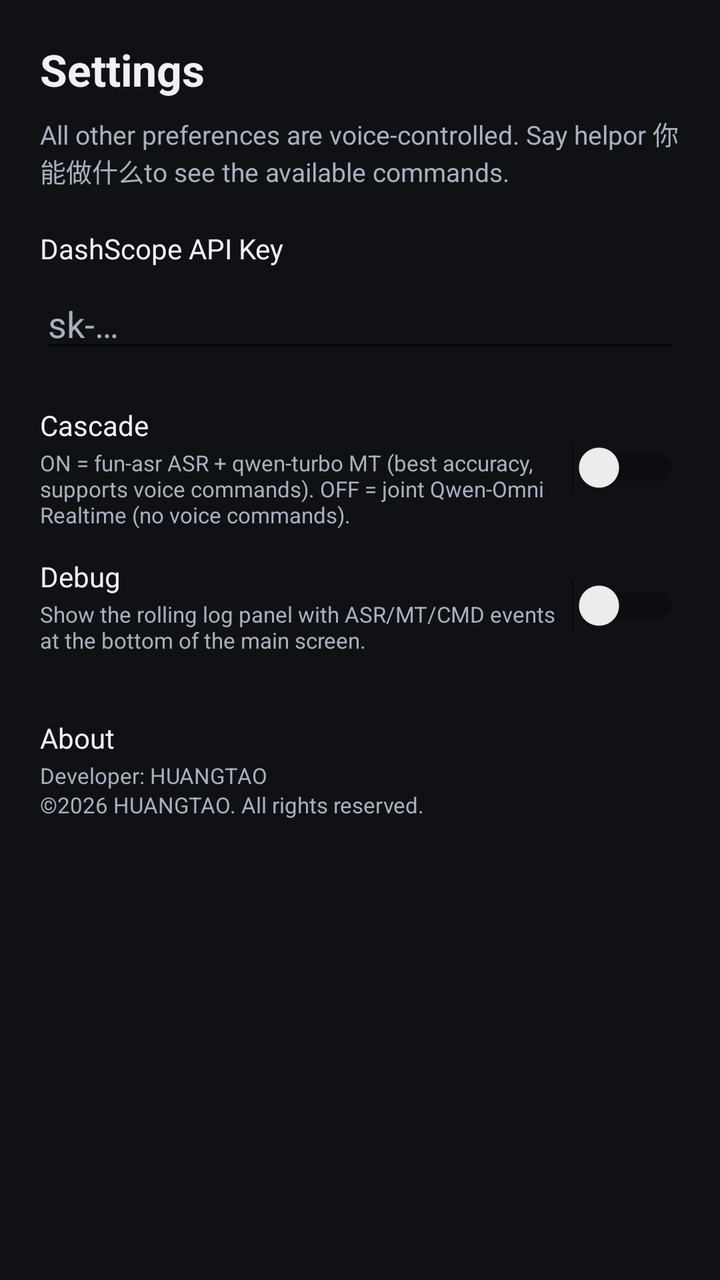
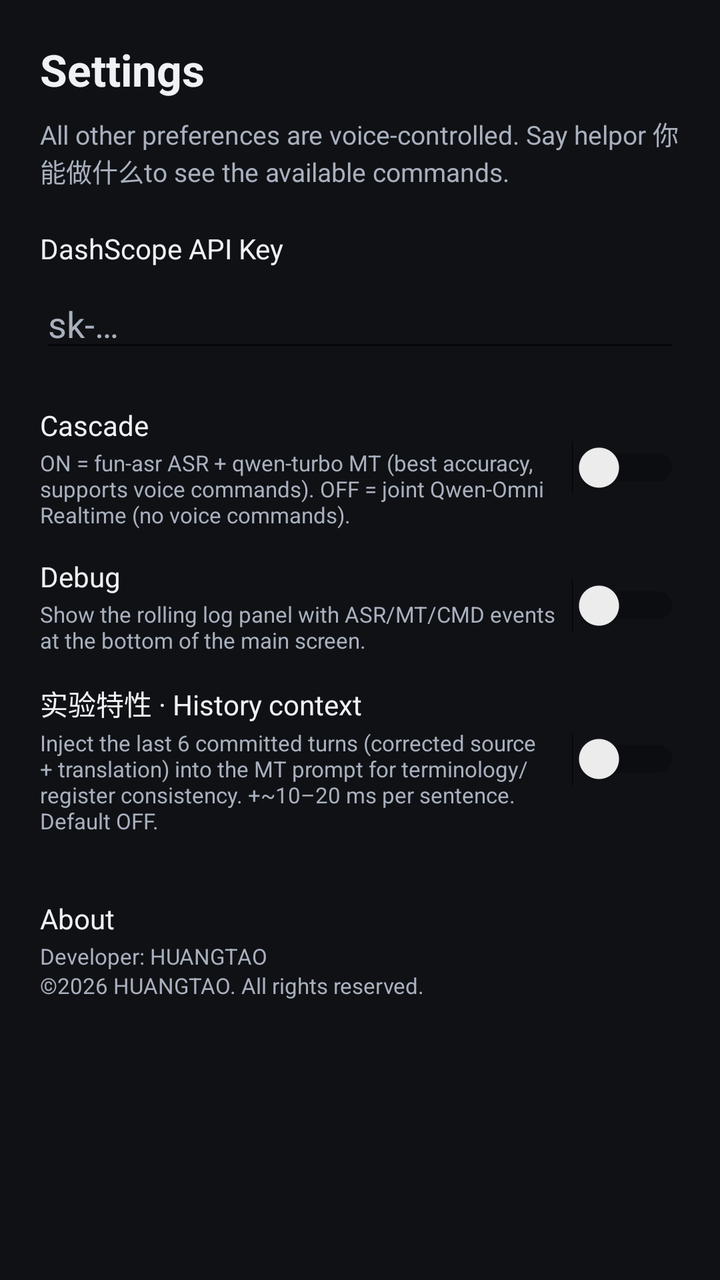

Screens rendered from an Android XML layout before and after an edit, with the pre-edit source and the edit as a unified diff.
<!-- AndroidManifest.xml: application theme Theme.Vokii -->
<!-- res/layout/activity_settings.xml -->
<?xml version="1.0" encoding="utf-8"?>
<ScrollView xmlns:android="http://schemas.android.com/apk/res/android"
    xmlns:app="http://schemas.android.com/apk/res-auto"
    android:layout_width="match_parent"
    android:layout_height="match_parent"
    android:background="@color/bg"
    android:fitsSystemWindows="true">

    <LinearLayout
        android:layout_width="match_parent"
        android:layout_height="wrap_content"
        android:orientation="vertical"
        android:padding="20dp">

        
        <TextView
            android:layout_width="wrap_content"
            android:layout_height="wrap_content"
            android:text="@string/title_settings"
            android:textColor="@color/text_primary"
            android:textSize="22sp"
            android:textStyle="bold"
            android:layout_marginBottom="8dp" />

        <TextView
            android:layout_width="wrap_content"
            android:layout_height="wrap_content"
            android:layout_marginBottom="20dp"
            android:text="@string/settings_intro"
            android:textColor="@color/text_secondary"
            android:textSize="13sp" />

        
        <TextView
            android:layout_width="wrap_content"
            android:layout_height="wrap_content"
            android:text="@string/setting_api_key"
            android:textColor="@color/text_primary"
            android:textSize="14sp" />

        <EditText
            android:id="@+id/input_api_key"
            android:layout_width="match_parent"
            android:layout_height="wrap_content"
            android:layout_marginTop="6dp"
            android:hint="@string/setting_api_key_hint"
            android:textColor="@color/text_primary"
            android:textColorHint="@color/text_secondary"
            android:inputType="textPassword"
            android:autofillHints="" />

        
        <LinearLayout
            android:layout_width="match_parent"
            android:layout_height="wrap_content"
            android:layout_marginTop="22dp"
            android:gravity="center_vertical"
            android:orientation="horizontal">

            <LinearLayout
                android:layout_width="0dp"
                android:layout_height="wrap_content"
                android:layout_weight="1"
                android:orientation="vertical">

                <TextView
                    android:layout_width="wrap_content"
                    android:layout_height="wrap_content"
                    android:text="@string/setting_cascade_enabled"
                    android:textColor="@color/text_primary"
                    android:textSize="14sp" />

                <TextView
                    android:layout_width="wrap_content"
                    android:layout_height="wrap_content"
                    android:layout_marginTop="2dp"
                    android:text="@string/setting_cascade_hint"
                    android:textColor="@color/text_secondary"
                    android:textSize="11sp" />
            </LinearLayout>

            <Switch
                android:id="@+id/switch_cascade"
                android:layout_width="wrap_content"
                android:layout_height="wrap_content" />
        </LinearLayout>

        
        <LinearLayout
            android:layout_width="match_parent"
            android:layout_height="wrap_content"
            android:layout_marginTop="14dp"
            android:gravity="center_vertical"
            android:orientation="horizontal">

            <LinearLayout
                android:layout_width="0dp"
                android:layout_height="wrap_content"
                android:layout_weight="1"
                android:orientation="vertical">

                <TextView
                    android:layout_width="wrap_content"
                    android:layout_height="wrap_content"
                    android:text="@string/setting_debug_enabled"
                    android:textColor="@color/text_primary"
                    android:textSize="14sp" />

                <TextView
                    android:layout_width="wrap_content"
                    android:layout_height="wrap_content"
                    android:layout_marginTop="2dp"
                    android:text="@string/setting_debug_hint"
                    android:textColor="@color/text_secondary"
                    android:textSize="11sp" />
            </LinearLayout>

            <Switch
                android:id="@+id/switch_debug"
                android:layout_width="wrap_content"
                android:layout_height="wrap_content" />
        </LinearLayout>

        
        

        
        <TextView
            android:layout_width="wrap_content"
            android:layout_height="wrap_content"
            android:layout_marginTop="32dp"
            android:text="@string/about_title"
            android:textColor="@color/text_primary"
            android:textSize="14sp" />

        <TextView
            android:layout_width="wrap_content"
            android:layout_height="wrap_content"
            android:layout_marginTop="2dp"
            android:text="@string/about_developer"
            android:textColor="@color/text_secondary"
            android:textSize="11sp" />

        <TextView
            android:layout_width="wrap_content"
            android:layout_height="wrap_content"
            android:text="@string/about_copyright"
            android:textColor="@color/text_secondary"
            android:textSize="11sp" />

    </LinearLayout>
</ScrollView>
<!-- resources referenced by this layout -->
<resources>
  <color name="bg">#FF0F1115</color>
  <color name="text_primary">#FFEFF1F5</color>
  <color name="text_secondary">#FFA9B0BD</color>
  <string name="about_copyright">©2026 HUANGTAO. All rights reserved.</string>
  <string name="about_developer">Developer: HUANGTAO</string>
  <string name="about_title">About</string>
  <string name="setting_api_key">DashScope API Key</string>
  <string name="setting_api_key_hint">sk-…</string>
  <string name="setting_cascade_enabled">Cascade</string>
  <string name="setting_cascade_hint">ON = fun-asr ASR + qwen-turbo MT (best accuracy, supports voice commands). OFF = joint Qwen-Omni Realtime (no voice commands).</string>
  <string name="setting_debug_enabled">Debug</string>
  <string name="setting_debug_hint">Show the rolling log panel with ASR/MT/CMD events at the bottom of the main screen.</string>
  <string name="settings_intro">All other preferences are voice-controlled. Say "help" or "你能做什么" to see the available commands.</string>
  <string name="title_settings">Settings</string>
  <style name="Theme.Vokii" parent="Theme.MaterialComponents.DayNight.NoActionBar">
          <item name="colorPrimary">@color/accent</item>
          <item name="colorPrimaryVariant">@color/accent_dim</item>
          <item name="colorOnPrimary">@color/text_primary</item>
          <item name="colorSecondary">@color/accent</item>
          <item name="colorOnSecondary">@color/text_primary</item>
          <item name="android:colorBackground">@color/bg</item>
          <item name="colorSurface">@color/surface</item>
          <item name="colorOnSurface">@color/text_primary</item>
          <item name="android:statusBarColor" tools:targetApi="l">@color/bg</item>
          <item name="android:windowLightStatusBar" tools:targetApi="m">false</item>
      </style>
  <color name="accent">#FF4F8BFF</color>
  <color name="accent_dim">#FF3A6BD9</color>
  <color name="surface">#FF1A1D24</color>
</resources>

<!-- the commit's change to res/layout/activity_settings.xml (unified diff, before → after) -->
@@ -122,6 +122,42 @@
         </LinearLayout>
 
         
+        <LinearLayout
+            android:layout_width="match_parent"
+            android:layout_height="wrap_content"
+            android:layout_marginTop="14dp"
+            android:gravity="center_vertical"
+            android:orientation="horizontal">
+
+            <LinearLayout
+                android:layout_width="0dp"
+                android:layout_height="wrap_content"
+                android:layout_weight="1"
+                android:orientation="vertical">
+
+                <TextView
+                    android:layout_width="wrap_content"
+                    android:layout_height="wrap_content"
+                    android:text="@string/setting_mt_history_context"
+                    android:textColor="@color/text_primary"
+                    android:textSize="14sp" />
+
+                <TextView
+                    android:layout_width="wrap_content"
+                    android:layout_height="wrap_content"
+                    android:layout_marginTop="2dp"
+                    android:text="@string/setting_mt_history_context_hint"
+                    android:textColor="@color/text_secondary"
+                    android:textSize="11sp" />
+            </LinearLayout>
+
+            <Switch
+                android:id="@+id/switch_mt_history_context"
+                android:layout_width="wrap_content"
+                android:layout_height="wrap_content" />
+        </LinearLayout>
+
+        
         
 
         
<!-- resource entries referenced after the edit -->
@@ -12,6 +12,8 @@
   <string name="setting_cascade_hint">ON = fun-asr ASR + qwen-turbo MT (best accuracy, supports voice commands). OFF = joint Qwen-Omni Realtime (no voice commands).</string>
   <string name="setting_debug_enabled">Debug</string>
   <string name="setting_debug_hint">Show the rolling log panel with ASR/MT/CMD events at the bottom of the main screen.</string>
+  <string name="setting_mt_history_context">实验特性 · History context</string>
+  <string name="setting_mt_history_context_hint">Inject the last 6 committed turns (corrected source + translation) into the MT prompt for terminology/register consistency. +~10–20 ms per sentence. Default OFF.</string>
   <string name="settings_intro">All other preferences are voice-controlled. Say "help" or "你能做什么" to see the available commands.</string>
   <string name="title_settings">Settings</string>
   <style name="Theme.Vokii" parent="Theme.MaterialComponents.DayNight.NoActionBar">
